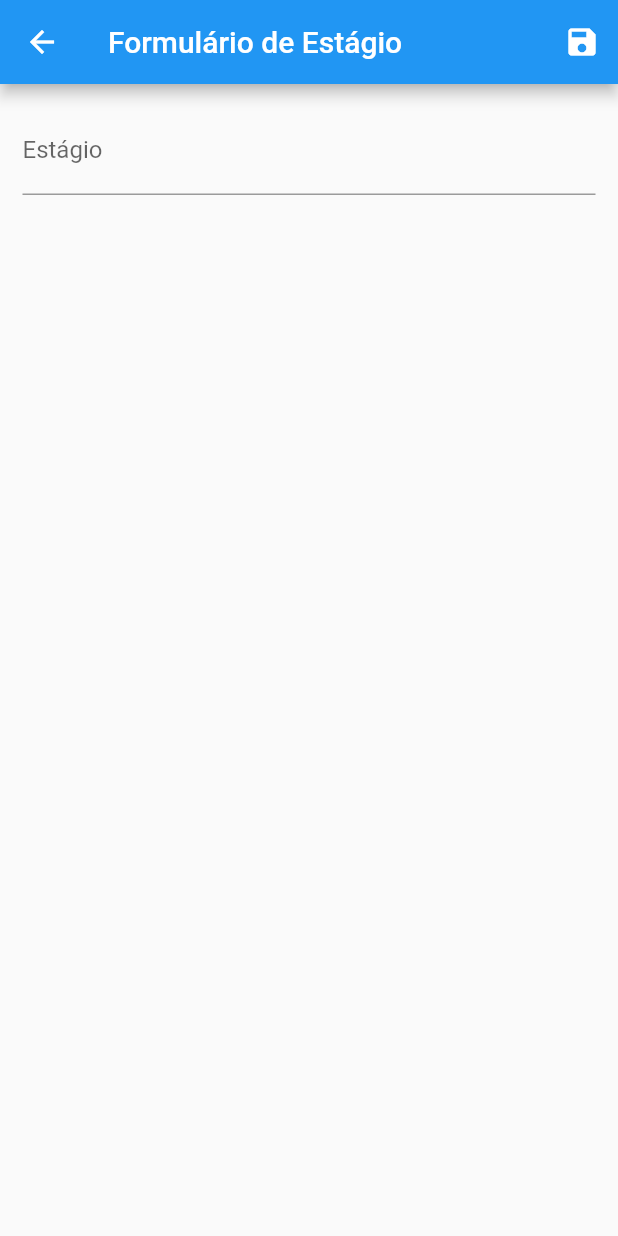
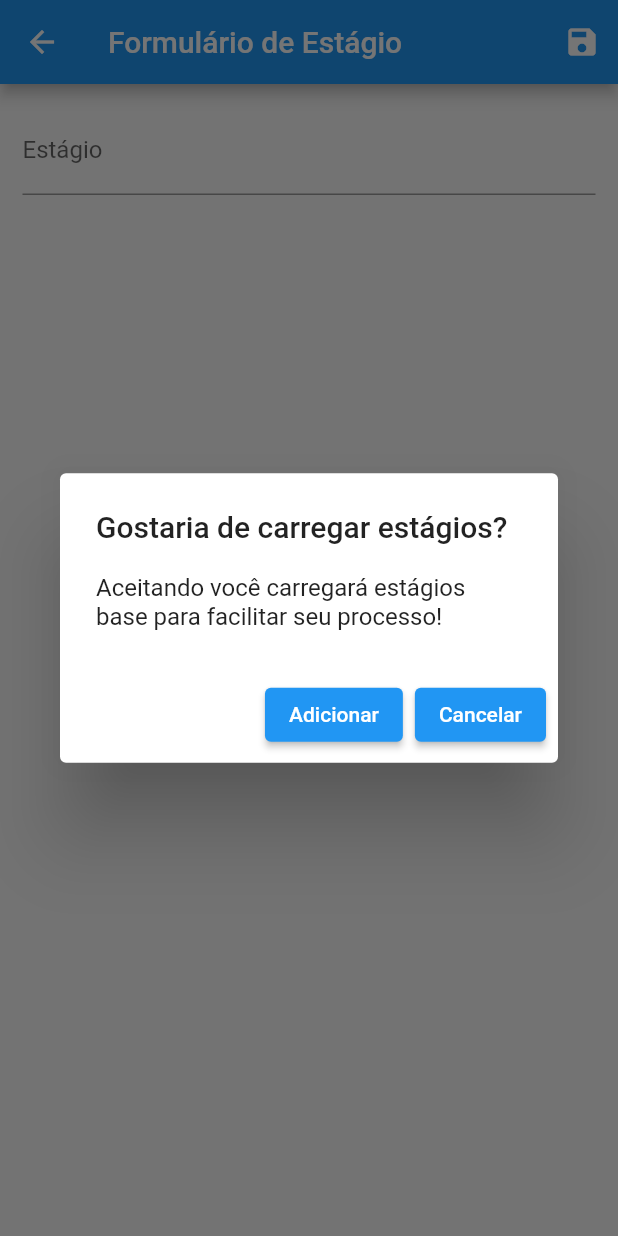
Before and after one commit to JapaProgramadora/quality_control, a Flutter app: the ObraStagesScreen screen opened directly with empty values, after a tap on the "add" icon, on a phone screen of 412 x 824 dp. Run offline on Flutter 3.47's test engine with Material 2 defaults, Android fonts, the phone set to English and light mode, and no system bars; our stand-ins replace connectivity_plus, firebase_storage, image_picker, percent_indicator, shared_preferences, sqflite; accounts and stored records are empty; network calls fail.

Commit message:
versão alpha - 1.7

```diff
--- a/lib/components/stage_item.dart
+++ b/lib/components/stage_item.dart
@@ -65,7 +65,7 @@ class _StageItemTesteState extends State<StageItemTeste> {
       builder: (_) {
           return SizedBox(
             height: 900,
-            child: ItemScreen(matchmakingId: stage.id, teams: teams),
+            child: ItemScreen(matchmakingId: stage.id),
           );
       },
     );
--- a/lib/screens/obra_form_screen.dart
+++ b/lib/screens/obra_form_screen.dart
@@ -201,4 +201,5 @@ class _ObraFormPageState extends State<ObraFormPage> {
             ),
     );
   }
+
 }
--- a/lib/screens/obra_stages_screen.dart
+++ b/lib/screens/obra_stages_screen.dart
@@ -7,6 +7,7 @@ import 'package:control/models/obra.dart';
 import 'package:flutter/material.dart';
 import 'package:provider/provider.dart';
 
+import '../models/stage.dart';
 import '../models/stage_list.dart';
 import '../models/team_list.dart';
 import '../utils/app_routes.dart';
@@ -22,6 +23,8 @@ class ObraStagesScreen extends StatefulWidget {
 class _ObraStagesScreenState extends State<ObraStagesScreen> {
   bool _isLoading = true;
   final bool _isClicked = false;
+  Obra? newObra;
+  List<String> baseStages = ['stage1', 'stage2', 'stage3'];
 
   Future<void> _onRefresh(BuildContext context) async{
     setState(() {
@@ -55,12 +58,17 @@ class _ObraStagesScreenState extends State<ObraStagesScreen> {
         });
       });
       Provider.of<TeamList>(context,listen: false,).loadTeams();
+
   }
 
 
   @override
   Widget build(BuildContext context) {
     final obra = ModalRoute.of(context)!.settings.arguments as Obra;
+    newObra = obra;
+
+
+    List<Stage> stages = Provider.of<StageList>(context).allMatchingStages(obra.id);
 
     return Scaffold(
       appBar: AppBar(
@@ -79,7 +87,10 @@ class _ObraStagesScreenState extends State<ObraStagesScreen> {
       floatingActionButton: FloatingActionButton(
         backgroundColor: Color.fromARGB(255, 102, 183, 197),
         child: Icon(Icons.add),
-        onPressed: () {
+        onPressed: () async {
+          if(stages.isEmpty){
+            Future(_showDialog);
+          }
           Navigator.of(context).pushNamed(AppRoutes.STAGES_FORM_SCREEN, arguments: obra.id);
         },
       ),
@@ -91,5 +102,46 @@ class _ObraStagesScreenState extends State<ObraStagesScreen> {
         child: StageGrid(matchmakingId: obra.id),
       ),
     );
+
   }
+
+  void _showDialog() {
+    // flutter defined function
+    showDialog(
+      context: context,
+      builder: (BuildContext context) {
+        // return object of type Dialog
+        return AlertDialog(
+          title: const Text("Gostaria de carregar estágios?"),
+          content: const Text("Aceitando você carregará estágios base para facilitar seu processo!"),
+          actions: <Widget>[
+            // usually buttons at the bottom of the dialog
+            ElevatedButton(
+              child: const Text("Adicionar"),
+              onPressed: () async {
+                for(var stage in baseStages){
+                  await Provider.of<StageList>(context, listen: false).addBaseStage(stage, newObra!.id);
+                }
+                await Provider.of<StageList>(context, listen: false).loadStage();
+                Navigator.of(context).pop(true);
+              },
+            ),
+            ElevatedButton(
+              child: const Text("Cancelar"),
+              onPressed: () async {
+                Navigator.of(context).pop(false);
+              },
+            ),
+          ],
+        );
+      },
+    ).then((value) {
+      if(value == true){
+        Navigator.of(context).pushNamed(AppRoutes.OBRA_STAGES_SCREEN, arguments: newObra);
+      }else{
+        return;
+      }
+    });
+  }
+
 }
--- a/lib/utils/db.dart
+++ b/lib/utils/db.dart
@@ -24,7 +24,7 @@ class DB {
         await sql.deleteDatabase(dbPath);
 
         database = await sql.openDatabase(
-          path.join(dbPath, 'teste73.db'),
+          path.join(dbPath, 'teste74.db'),
           onCreate:  (db, version) async {
             await db.execute('CREATE TABLE IF NOT EXISTS obras(id TEXT PRIMARY KEY, address TEXT, name TEXT, owner TEXT, engineer TEXT, isComplete INT, isUpdated INT, isDeleted INT, needFirebase INT)');
             await db.execute('CREATE TABLE IF NOT EXISTS stages (id TEXT PRIMARY KEY, stage TEXT, matchmakingId TEXT, isDeleted INT, isUpdated INT, isComplete INT, needFirebase INT )');
@@ -41,7 +41,7 @@ class DB {
     }
     //teste51 eh a versao atual da griselda
     database = sql.openDatabase(
-      path.join(dbPath, 'teste73.db'),
+      path.join(dbPath, 'teste74.db'),
       onCreate:  (db, version) async {
         await db.execute('CREATE TABLE obras (id TEXT PRIMARY KEY, address TEXT, name TEXT, owner TEXT, engineer TEXT, isComplete INT, isUpdated INT, isDeleted INT, needFirebase INT)');
         await db.execute('CREATE TABLE stages (id TEXT PRIMARY KEY, stage TEXT, matchmakingId TEXT, isDeleted INT, isUpdated INT, isComplete INT, needFirebase INT )');
```
Also changed, not shown: lib/data/base_data.dart (added, +20 -0 lines), lib/models/stage_list.dart (+37 -0 lines), lib/screens/item_screen.dart (+4 -4 lines), lib/data/obra_dummy_data.dart (deleted).
